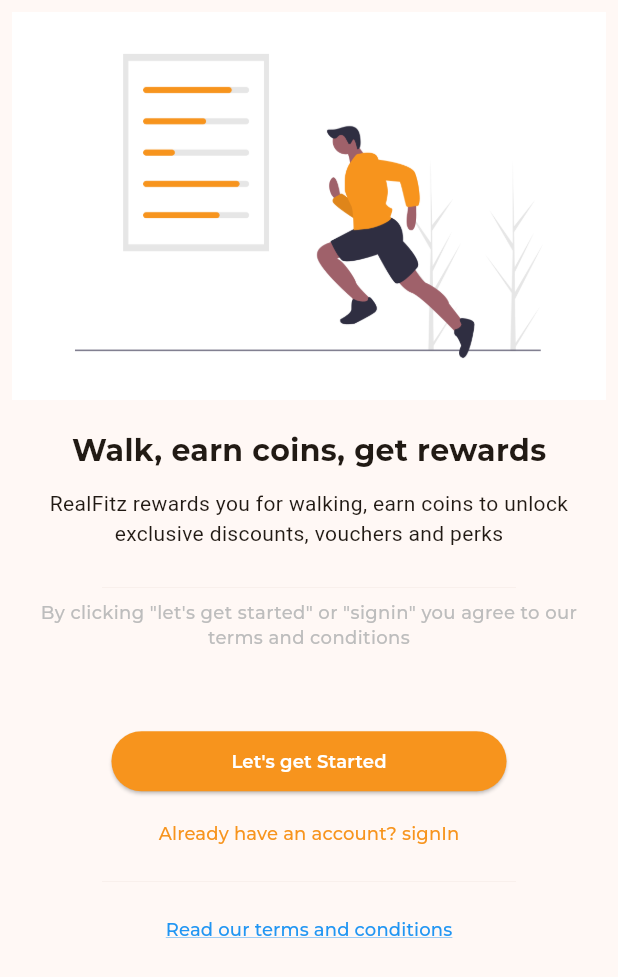
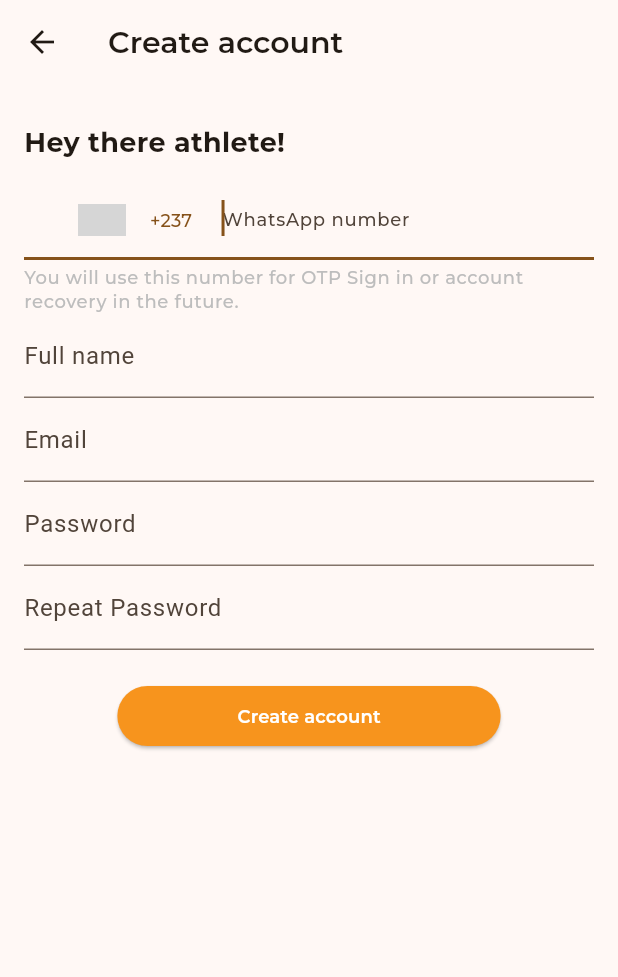
Before and after one commit to larrytamnjong/realfitz_client, a Flutter app: the screen it shows after launch, after a tap on "Let's get Started", on a phone screen of 412 x 824 dp. Shown: the top 977 px of the screen. Run offline on Flutter 3.47's test engine with Material 3 defaults, Android fonts, the light colour scheme and no system bars; drawn by our look-alikes of country_code_picker; our stand-ins replace flutter_form_builder, flutter_multi_formatter, form_field_validator, get; project files that could hold a hidden picture were left out; grey boxes are pictures that could not be loaded.

Commit message:
Added UI for all onboarding pages

```diff
--- a/lib/constants/strings.dart
+++ b/lib/constants/strings.dart
@@ -1,8 +1,7 @@
 class AppStrings {
-  static const String walkEarnRewardsGetCoins = "Walk, earn coins, get rewards";
-  static const String
-      realFitzRewardsYouForWalkingEarnCoinsAndUnlockExclusiveDiscounts =
-      "RealFitz rewards you for walking, earn coins to unlock exclusive discounts, vouchers and perks";
+  static const String walkEarnAndRedeem = "Walk, Earn and Redeem";
+  static const String realFitzRewardsYouWIthCoinsForEveryStep =
+      "RealFitz rewards you with coins for every step. Use your coins to unlock cash and exclusive discounts";
   static const String
       byClickingLetsGetStartedStartedOrSigninYouAgreeToOurTermsAndConditions =
       "By clicking \"let's get started\" or \"signin\" you agree to our terms and conditions";
@@ -10,4 +9,20 @@
   static const String letsGetStarted = "Let's get Started";
   static const String alreadyHaveAccountSignIn =
       "Already have an account? signIn";
+  static const String createAccount = "Create account";
+  static const String login = "Login";
+  static const String signInWithWhatsAppOTP = "Sign in with WhatsApp OTP?!";
+  static const String fullName = "Full name";
+  static const String email = "Email";
+  static const String password = "Password";
+  static const String repeatPassword = "Repeat Password";
+  static const String phone = "WhatsApp number";
+  static const String youWillUseThisNumberForAccountRecoveryOrOTPSignIn =
+      "You will use this number for OTP Sign in or account recovery in the future.";
+  static const String heyThereAthlete = "Hey there athlete!";
+  static const String required = "Required";
+  static const String passwordsDoNotMatch = 'Password don\'t match';
+  static const String invalidEmail = "Invalid email";
+  static const String invalidLength = "Invalid length";
+  static const String invalidCharacter = "Invalid character";
 }
--- /dev/null
+++ b/lib/utils/validator.dart
@@ -0,0 +1,17 @@
+import 'package:form_field_validator/form_field_validator.dart';
+
+import '../constants/strings.dart';
+
+RequiredValidator requiredValidator =
+    RequiredValidator(errorText: AppStrings.required);
+MultiValidator emailValidator = MultiValidator([
+  RequiredValidator(errorText: AppStrings.required),
+  EmailValidator(errorText: AppStrings.invalidEmail)
+]);
+
+MultiValidator phoneValidator = MultiValidator([
+  RequiredValidator(errorText: AppStrings.required),
+  MinLengthValidator(6, errorText: AppStrings.invalidLength),
+  MaxLengthValidator(15, errorText: AppStrings.invalidLength),
+  PatternValidator(r'^(?=.*?[0-9])', errorText: AppStrings.invalidCharacter),
+]);
--- a/lib/views/pages/onboarding/getting_started_page.dart
+++ b/lib/views/pages/onboarding/getting_started_page.dart
@@ -1,6 +1,9 @@
 import 'package:flutter/material.dart';
+import 'package:get/get.dart';
 import 'package:realfitzclient/constants/image_parts.dart';
 import 'package:realfitzclient/constants/strings.dart';
+import 'package:realfitzclient/views/pages/onboarding/login_page.dart';
+import 'package:realfitzclient/views/pages/onboarding/registration_page.dart';
 import 'package:realfitzclient/views/styles/text_styles.dart';
 import 'package:realfitzclient/views/widgets/buttons.dart';
 
@@ -30,30 +33,38 @@
                     height: AppSize.s20,
                   ),
                   Text(
-                    AppStrings.walkEarnRewardsGetCoins,
-                    style: boldTextStyle.copyWith(fontSize: FontSizes.f20),
+                    AppStrings.walkEarnAndRedeem,
+                    style: boldTextStyle.copyWith(fontSize: FontSizes.f23),
                   ),
                   const SizedBox(height: AppSize.s10),
-                  const Text(
-                    AppStrings
-                        .realFitzRewardsYouForWalkingEarnCoinsAndUnlockExclusiveDiscounts,
+                  Text(
+                    AppStrings.realFitzRewardsYouWIthCoinsForEveryStep,
+                    style: regularTextStyle,
                     textAlign: TextAlign.center,
                   ),
-                  const SizedBox(height: AppSize.s18),
-                  const LineDivider(),
-                  Text(
-                    AppStrings
-                        .byClickingLetsGetStartedStartedOrSigninYouAgreeToOurTermsAndConditions,
-                    textAlign: TextAlign.center,
-                    style: regularTextStyle.copyWith(color: AppColors.grey),
-                  ),
+                  const SizedBox(height: AppSize.s30),
+                  // const LineDivider(),
+                  // Text(
+                  //   AppStrings
+                  //       .byClickingLetsGetStartedStartedOrSigninYouAgreeToOurTermsAndConditions,
+                  //   textAlign: TextAlign.center,
+                  //   style: regularTextStyle.copyWith(color: AppColors.grey),
+                  // ),
                   const SizedBox(height: AppSize.s50),
                   PrimaryElevatedButton(
                     text: AppStrings.letsGetStarted,
-                    onPressed: () {},
+                    onPressed: () {
+                      Get.to(
+                        () => const RegistrationPage(),
+                      );
+                    },
                   ),
                   PrimaryTextButton(
-                      onPressed: () {},
+                      onPressed: () {
+                        Get.to(
+                          () => const LoginPage(),
+                        );
+                      },
                       text: AppStrings.alreadyHaveAccountSignIn),
                   const LineDivider(),
                   PrimaryTextButton(
--- /dev/null
+++ b/lib/views/pages/onboarding/login_page.dart
@@ -0,0 +1,65 @@
+import 'package:flutter/material.dart';
+import 'package:flutter_form_builder/flutter_form_builder.dart';
+import 'package:realfitzclient/views/widgets/appbar.dart';
+
+import '../../../constants/strings.dart';
+import '../../../utils/validator.dart';
+import '../../resources/values_manager.dart';
+import '../../styles/text_styles.dart';
+import '../../widgets/buttons.dart';
+
+class LoginPage extends StatefulWidget {
+  const LoginPage({super.key});
+
+  @override
+  State<LoginPage> createState() => _LoginPageState();
+}
+
+class _LoginPageState extends State<LoginPage> {
+  @override
+  Widget build(BuildContext context) {
+    return Scaffold(
+      appBar: const MainAppBar(title: AppStrings.login),
+      body: SingleChildScrollView(
+        child: Padding(
+          padding: const EdgeInsets.all(AppPadding.p16),
+          child: Column(
+            children: [
+              Column(
+                crossAxisAlignment: CrossAxisAlignment.start,
+                children: [
+                  Text(
+                    AppStrings.heyThereAthlete,
+                    style: boldTextStyle.copyWith(fontSize: FontSizes.f18),
+                  ),
+                  const SizedBox(height: AppSize.s12),
+                  FormBuilderTextField(
+                    name: AppStrings.email,
+                    decoration:
+                        const InputDecoration(labelText: AppStrings.email),
+                    keyboardType: TextInputType.emailAddress,
+                    validator: emailValidator.call,
+                  ),
+                  FormBuilderTextField(
+                    obscureText: true,
+                    name: AppStrings.password,
+                    decoration:
+                        const InputDecoration(labelText: AppStrings.password),
+                    keyboardType: TextInputType.text,
+                    validator: requiredValidator.call,
+                  ),
+                ],
+              ),
+              const SizedBox(height: AppSize.s20),
+              PrimaryElevatedButton(text: AppStrings.login, onPressed: () {}),
+              PrimaryTextButton(
+                text: AppStrings.signInWithWhatsAppOTP,
+                onPressed: () {},
+              )
+            ],
+          ),
+        ),
+      ),
+    );
+  }
+}
--- /dev/null
+++ b/lib/views/pages/onboarding/registration_page.dart
@@ -0,0 +1,95 @@
+import 'package:flutter/material.dart';
+import 'package:flutter_form_builder/flutter_form_builder.dart';
+import 'package:realfitzclient/constants/strings.dart';
+import 'package:realfitzclient/utils/validator.dart';
+import 'package:realfitzclient/views/resources/values_manager.dart';
+import 'package:realfitzclient/views/styles/text_styles.dart';
+import 'package:realfitzclient/views/widgets/buttons.dart';
+import 'package:realfitzclient/views/widgets/phone_code_picker.dart';
+
+import '../../widgets/appbar.dart';
+
+class RegistrationPage extends StatefulWidget {
+  const RegistrationPage({super.key});
+
+  @override
+  State<RegistrationPage> createState() => _RegistrationPageState();
+}
+
+class _RegistrationPageState extends State<RegistrationPage> {
+  TextEditingController phone = TextEditingController();
+  @override
+  Widget build(BuildContext context) {
+    return Scaffold(
+      appBar: const MainAppBar(
+        title: AppStrings.createAccount,
+      ),
+      body: SingleChildScrollView(
+        child: Padding(
+          padding: const EdgeInsets.all(AppPadding.p16),
+          child: Column(
+            children: [
+              Column(
+                crossAxisAlignment: CrossAxisAlignment.start,
+                children: [
+                  const SizedBox(height: AppSize.s10),
+                  Text(
+                    AppStrings.heyThereAthlete,
+                    style: boldTextStyle.copyWith(fontSize: FontSizes.f18),
+                  ),
+                  const SizedBox(height: AppSize.s12),
+                  PhoneCodePicker(
+                    validator: requiredValidator.call,
+                    controller: phone,
+                    countryDetails: (String? code, String? country) {},
+                  ),
+                  FormBuilderTextField(
+                    name: AppStrings.fullName,
+                    decoration:
+                        const InputDecoration(labelText: AppStrings.fullName),
+                    keyboardType: TextInputType.text,
+                    validator: requiredValidator.call,
+                  ),
+                  FormBuilderTextField(
+                    name: AppStrings.email,
+                    decoration:
+                        const InputDecoration(labelText: AppStrings.email),
+                    keyboardType: TextInputType.text,
+                    validator: emailValidator.call,
+                  ),
+                  FormBuilderTextField(
+                    validator: requiredValidator.call,
+                    obscureText: true,
+                    name: AppStrings.password,
+                    decoration:
+                        const InputDecoration(labelText: AppStrings.password),
+                    keyboardType: TextInputType.text,
+                  ),
+                  FormBuilderTextField(
+                    obscureText: true,
+                    name: AppStrings.repeatPassword,
+                    decoration: const InputDecoration(
+                        labelText: AppStrings.repeatPassword),
+                    keyboardType: TextInputType.text,
+                    validator: (value) {
+                      if (value!.isEmpty) {
+                        return AppStrings.required;
+                      }
+                      if (true) {
+                        return AppStrings.passwordsDoNotMatch;
+                      }
+                      return null;
+                    },
+                  ),
+                ],
+              ),
+              const SizedBox(height: AppSize.s20),
+              PrimaryElevatedButton(
+                  text: AppStrings.createAccount, onPressed: () {})
+            ],
+          ),
+        ),
+      ),
+    );
+  }
+}
--- a/lib/views/resources/colors_manager.dart
+++ b/lib/views/resources/colors_manager.dart
@@ -5,4 +5,5 @@
   static Color grey = const Color(0XFFBDBDBD);
   static Color white = const Color(0XFFFFFFFF);
   static Color brightBlue = const Color(0XFF2196F3);
+  static Color whatsAppGreen = const Color(0XFF2AB13F);
 }
--- a/lib/views/resources/values_manager.dart
+++ b/lib/views/resources/values_manager.dart
@@ -3,8 +3,10 @@
 }
 
 class AppPadding {
+  static const double p0 = 0.0;
   static const double p8 = 8.0;
   static const double p12 = 12.0;
+  static const double p16 = 16.0;
   static const double p60 = 60.0;
   static const double p80 = 80.0;
 }
@@ -12,6 +14,7 @@
 class AppSize {
   static const double s0 = 0.0;
   static const double s10 = 10.0;
+  static const double s12 = 12.0;
   static const double s18 = 18.0;
   static const double s20 = 20.0;
   static const double s22 = 22.0;
@@ -26,6 +29,8 @@
 class FontSizes {
   static const double f12 = 12.0;
   static const double f16 = 16.0;
+  static const double f18 = 18.0;
   static const double f19 = 19.0;
   static const double f20 = 20.0;
+  static const double f23 = 23.0;
 }
--- a/lib/views/styles/text_styles.dart
+++ b/lib/views/styles/text_styles.dart
@@ -47,7 +47,7 @@
 );
 
 TextStyle appBarTextStyle = const TextStyle(
-  fontSize: FontSizes.f19,
+  fontSize: FontSizes.f20,
   fontFamily: montserrat,
-  fontWeight: medium,
+  fontWeight: semiBold,
 );
--- /dev/null
+++ b/lib/views/widgets/appbar.dart
@@ -0,0 +1,24 @@
+import 'package:flutter/material.dart';
+
+import '../styles/text_styles.dart';
+
+class MainAppBar extends StatelessWidget implements PreferredSizeWidget {
+  final String title;
+  const MainAppBar({
+    super.key,
+    required this.title,
+  });
+
+  @override
+  Widget build(BuildContext context) {
+    return AppBar(
+      title: Text(
+        title,
+        style: appBarTextStyle,
+      ),
+    );
+  }
+
+  @override
+  Size get preferredSize => const Size.fromHeight(kToolbarHeight);
+}
--- a/lib/views/widgets/buttons.dart
+++ b/lib/views/widgets/buttons.dart
@@ -38,7 +38,7 @@
 
 class PrimaryElevatedButton extends StatelessWidget {
   final String text;
-  final Function onPressed;
+  final Function() onPressed;
   const PrimaryElevatedButton({
     super.key,
     required this.text,
@@ -52,7 +52,7 @@
           padding: MaterialStateProperty.all(const EdgeInsets.fromLTRB(
               AppPadding.p80, AppPadding.p8, AppPadding.p80, AppPadding.p8)),
           backgroundColor: MaterialStateProperty.all(AppColors.primary)),
-      onPressed: () {},
+      onPressed: onPressed,
       child: Text(
         text,
         style: semiBoldTextStyle.copyWith(color: AppColors.white),
--- /dev/null
+++ b/lib/views/widgets/phone_code_picker.dart
@@ -0,0 +1,55 @@
+import 'package:country_code_picker/country_code_picker.dart';
+import 'package:flutter/material.dart';
+import 'package:flutter_multi_formatter/formatters/masked_input_formatter.dart';
+import 'package:realfitzclient/constants/strings.dart';
+import 'package:realfitzclient/views/resources/values_manager.dart';
+
+import '../resources/colors_manager.dart';
+import '../styles/text_styles.dart';
+
+class PhoneCodePicker extends StatelessWidget {
+  final String? Function(String?) validator;
+  final TextEditingController controller;
+  final Function(String? code, String? name) countryDetails;
+
+  const PhoneCodePicker({
+    super.key,
+    required this.validator,
+    required this.controller,
+    required this.countryDetails,
+  });
+
+  @override
+  Widget build(BuildContext context) {
+    return TextFormField(
+      autofocus: true,
+      inputFormatters: [MaskedInputFormatter('# ## ## ## ## ### ######')],
+      controller: controller,
+      validator: validator,
+      keyboardType: TextInputType.phone,
+      decoration: InputDecoration(
+        helperText:
+            AppStrings.youWillUseThisNumberForAccountRecoveryOrOTPSignIn,
+        helperStyle: regularTextStyle.copyWith(color: AppColors.grey),
+        helperMaxLines: 2,
+        contentPadding: const EdgeInsets.symmetric(vertical: AppPadding.p0),
+        hintText: AppStrings.phone,
+        hintStyle: regularTextStyle,
+        prefix: CountryCodePicker(
+          textStyle: regularTextStyle,
+          onChanged: (countryCode) {
+            countryDetails(countryCode.dialCode, countryCode.name);
+          },
+          initialSelection: 'CM',
+          favorite: const ['+237', 'CM'],
+          showCountryOnly: false,
+          showOnlyCountryWhenClosed: false,
+          alignLeft: false,
+          onInit: (countryCode) {
+            countryDetails(countryCode?.dialCode, countryCode?.name);
+          },
+        ),
+      ),
+    );
+  }
+}
--- a/pubspec.yaml
+++ b/pubspec.yaml
@@ -40,6 +40,10 @@
   flutter_form_builder: ^9.2.1
   modal_progress_hud_nsn: ^0.5.1
   health: ^8.0.0
+  country_code_picker: ^3.0.0
+  shared_preferences: ^2.2.2
+  form_field_validator: ^1.1.0
+  flutter_multi_formatter: ^2.11.2
 
 dev_dependencies:
   flutter_test:
```
Also changed, not shown: lib/controllers/authentication/authentication.dart (added), lib/models/authentication/user.dart (added), pubspec.lock, 1 other file.
